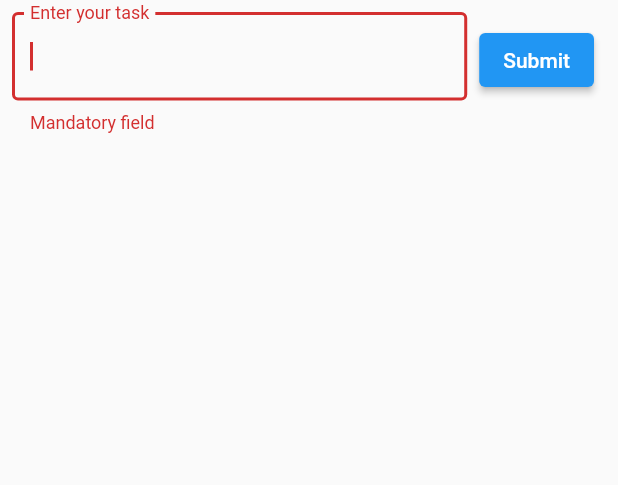
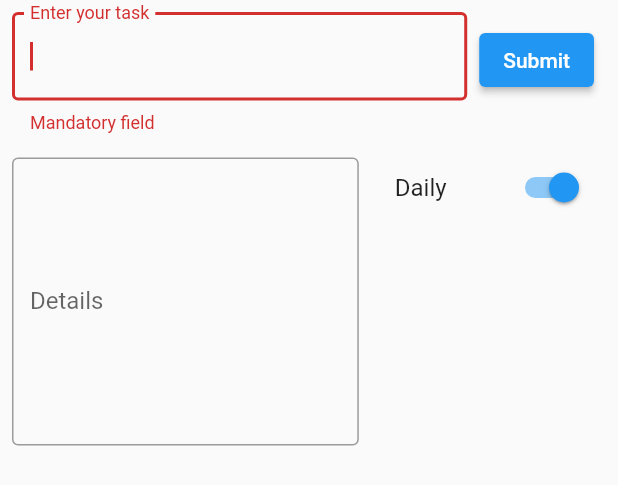
Before and after one commit to nollid08/DailyDo, a Flutter app: the TaskInput widget shown alone on an empty page, opened directly, after a tap on "Submit", on a phone screen of 412 x 824 dp. Shown: the top 485 px of the screen. Run offline on Flutter 3.47's test engine with Material 2 defaults, Android fonts, the phone set to English and light mode, and no system bars; our stand-ins replace flutter_riverpod.

Commit message:
:sparkles: Added description & daily recurring tasks options for tasks

```diff
--- a/lib/main.dart
+++ b/lib/main.dart
@@ -16,6 +16,7 @@ class MyApp extends StatelessWidget {
       title: 'DailyDo',
       theme: ThemeData(
         primarySwatch: Colors.blue,
+        // useMaterial3: true,
       ),
       home: const Today(),
     );
--- a/lib/widgets/task_input.dart
+++ b/lib/widgets/task_input.dart
@@ -3,9 +3,13 @@ import 'package:daily_do/controllers/tasks.dart';
 import 'package:flutter/material.dart';
 import 'package:flutter_riverpod/flutter_riverpod.dart';
 
-class TaskInput extends ConsumerWidget {
-  TaskInput({super.key});
+class TaskInput extends ConsumerStatefulWidget {
+  const TaskInput({Key? key}) : super(key: key);
+  @override
+  TaskInputState createState() => TaskInputState();
+}
 
+class TaskInputState extends ConsumerState<TaskInput> {
   // Create a global key that uniquely identifies the Form widget
   // and allows validation of the form.
   //
@@ -15,6 +19,9 @@ class TaskInput extends ConsumerWidget {
   // Create a text controller to use it to retrieve the current value
   // of the TextField.
   final taskTitleController = TextEditingController();
+  final taskDescriptionController = TextEditingController();
+
+  bool isDaily = true;
 
   String? validatorForMissingFields(String? input) {
     if (input == null || input.isEmpty || input.trim().isEmpty) {
@@ -24,11 +31,13 @@ class TaskInput extends ConsumerWidget {
   }
 
   @override
-  Widget build(BuildContext context, WidgetRef ref) {
+  Widget build(BuildContext context) {
     // Build a Form widget using the _formKey created above.
     return Form(
       key: _formKey,
-      child: Padding(
+      child: Column(
+        children: [
+          Padding(
             padding: const EdgeInsets.all(8.0),
             child: Row(
               crossAxisAlignment: CrossAxisAlignment.start,
@@ -48,9 +57,15 @@ class TaskInput extends ConsumerWidget {
                   child: ElevatedButton(
                     onPressed: () {
                       if (_formKey.currentState!.validate()) {
-                    ref
-                        .read(taskListProvider.notifier)
-                        .add(taskTitleController.text);
+                        print(taskDescriptionController.text.isNotEmpty);
+                        ref.read(taskListProvider.notifier).add(
+                              title: taskTitleController.text,
+                              recursDaily: isDaily,
+                              description:
+                                  taskDescriptionController.text.isNotEmpty
+                                      ? taskDescriptionController.text
+                                      : null,
+                            );
                       }
                     },
                     child: const Text('Submit'),
@@ -59,6 +74,45 @@ class TaskInput extends ConsumerWidget {
               ],
             ),
           ),
+          Row(
+            crossAxisAlignment: CrossAxisAlignment.start,
+            children: [
+              Expanded(
+                flex: 3,
+                child: Padding(
+                  padding: const EdgeInsets.all(8.0),
+                  child: TextFormField(
+                    controller: taskDescriptionController,
+                    keyboardType: TextInputType.multiline,
+                    minLines: 8, //Normal textInputField will be displayed
+                    maxLines: 8, // when user presses enter it will adapt to it
+                    decoration: const InputDecoration(
+                      border: OutlineInputBorder(),
+                      labelText: 'Details',
+                    ),
+                  ),
+                ),
+              ),
+              Expanded(
+                flex: 2,
+                child: Column(
+                  children: [
+                    SwitchListTile(
+                      title: const Text('Daily'),
+                      value: isDaily,
+                      onChanged: (bool? value) {
+                        setState(() {
+                          isDaily = value ?? false;
+                        });
+                      },
+                    )
+                  ],
+                ),
+              ),
+            ],
+          )
+        ],
+      ),
     );
   }
 }
```
Also changed, not shown: lib/controllers/tasks.dart (+29 -5 lines), lib/screens/today.dart (+8 -12 lines), lib/widgets/task_entry.dart (+9 -1 lines). Lines whose indentation alone changed are shown as unchanged.
